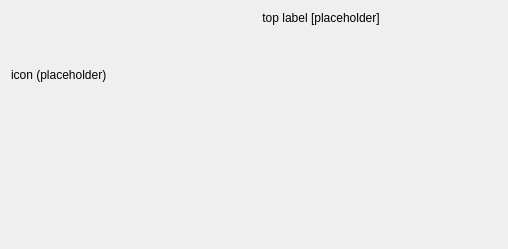
This is src/gui/loginrequireddialog/loginrequireddialog.ui in nextcloud/desktop as Qt 5 draws it before an edit. The edited form follows.
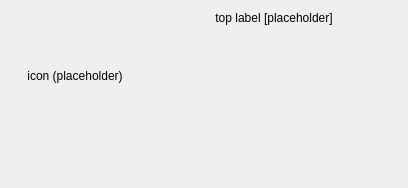
This is the edited form. The open tabs and pages were chosen to show the change. Custom widgets are drawn as their Qt base class.

The edit to the form file:
```diff
--- a/src/gui/loginrequireddialog/loginrequireddialog.ui
+++ b/src/gui/loginrequireddialog/loginrequireddialog.ui
@@ -6,18 +6,30 @@
    <rect>
     <x>0</x>
     <y>0</y>
-    <width>508</width>
-    <height>249</height>
+    <width>408</width>
+    <height>188</height>
    </rect>
   </property>
+  <property name="sizePolicy">
+   <sizepolicy hsizetype="Minimum" vsizetype="Minimum">
+    <horstretch>0</horstretch>
+    <verstretch>0</verstretch>
+   </sizepolicy>
+  </property>
   <property name="windowTitle">
    <string>Login required</string>
   </property>
   <layout class="QVBoxLayout" name="verticalLayout_2">
+   <property name="spacing">
+    <number>12</number>
+   </property>
    <item>
-    <layout class="QHBoxLayout" name="horizontalLayout_3" stretch="0,0">
+    <layout class="QHBoxLayout" name="horizontalLayout_3">
      <item>
-      <layout class="QVBoxLayout" name="verticalLayout" stretch="0,1">
+      <layout class="QVBoxLayout" name="verticalLayout">
+       <property name="spacing">
+        <number>0</number>
+       </property>
        <item>
         <widget class="QLabel" name="iconLabel">
          <property name="sizePolicy">
@@ -35,39 +47,23 @@
          <property name="text">
           <string notr="true">icon (placeholder)</string>
          </property>
+         <property name="alignment">
+          <set>Qt::AlignCenter</set>
+         </property>
         </widget>
        </item>
-       <item>
-        <spacer name="verticalSpacer">
-         <property name="orientation">
-          <enum>Qt::Vertical</enum>
-         </property>
-         <property name="sizeHint" stdset="0">
-          <size>
-           <width>20</width>
-           <height>40</height>
-          </size>
-         </property>
-        </spacer>
-       </item>
       </layout>
      </item>
      <item>
-      <layout class="QVBoxLayout" name="verticalLayout_3" stretch="0,0,1">
+      <layout class="QVBoxLayout" name="verticalLayout_3">
        <item>
         <widget class="QLabel" name="topLabel">
          <property name="sizePolicy">
-          <sizepolicy hsizetype="Minimum" vsizetype="Minimum">
+          <sizepolicy hsizetype="MinimumExpanding" vsizetype="Minimum">
            <horstretch>0</horstretch>
            <verstretch>0</verstretch>
           </sizepolicy>
          </property>
-         <property name="minimumSize">
-          <size>
-           <width>350</width>
-           <height>0</height>
-          </size>
-         </property>
          <property name="text">
           <string notr="true">top label [placeholder]</string>
          </property>
@@ -101,44 +97,25 @@
          </item>
         </layout>
        </item>
-       <item>
-        <spacer name="verticalSpacer_2">
-         <property name="orientation">
-          <enum>Qt::Vertical</enum>
-         </property>
-         <property name="sizeType">
-          <enum>QSizePolicy::MinimumExpanding</enum>
-         </property>
-         <property name="sizeHint" stdset="0">
-          <size>
-           <width>20</width>
-           <height>5</height>
-          </size>
-         </property>
-        </spacer>
-       </item>
       </layout>
      </item>
     </layout>
    </item>
    <item>
-    <spacer name="verticalSpacer_3">
-     <property name="orientation">
-      <enum>Qt::Vertical</enum>
-     </property>
-     <property name="sizeType">
-      <enum>QSizePolicy::MinimumExpanding</enum>
-     </property>
-     <property name="sizeHint" stdset="0">
-      <size>
-       <width>20</width>
-       <height>5</height>
-      </size>
-     </property>
-    </spacer>
-   </item>
-   <item>
-    <layout class="QHBoxLayout" name="horizontalLayout">
+    <layout class="QHBoxLayout" name="horizontalLayout" stretch="1,0">
+     <item>
+      <spacer name="horizontalSpacer">
+       <property name="orientation">
+        <enum>Qt::Horizontal</enum>
+       </property>
+       <property name="sizeHint" stdset="0">
+        <size>
+         <width>10</width>
+         <height>20</height>
+        </size>
+       </property>
+      </spacer>
+     </item>
      <item>
       <widget class="QDialogButtonBox" name="rightButtonBox">
        <property name="sizePolicy">
@@ -149,7 +126,7 @@
        </property>
        <property name="minimumSize">
         <size>
-         <width>0</width>
+         <width>10</width>
          <height>24</height>
         </size>
        </property>
```
Left out of the diff: 27 changed lines with no effect on the pictures.
